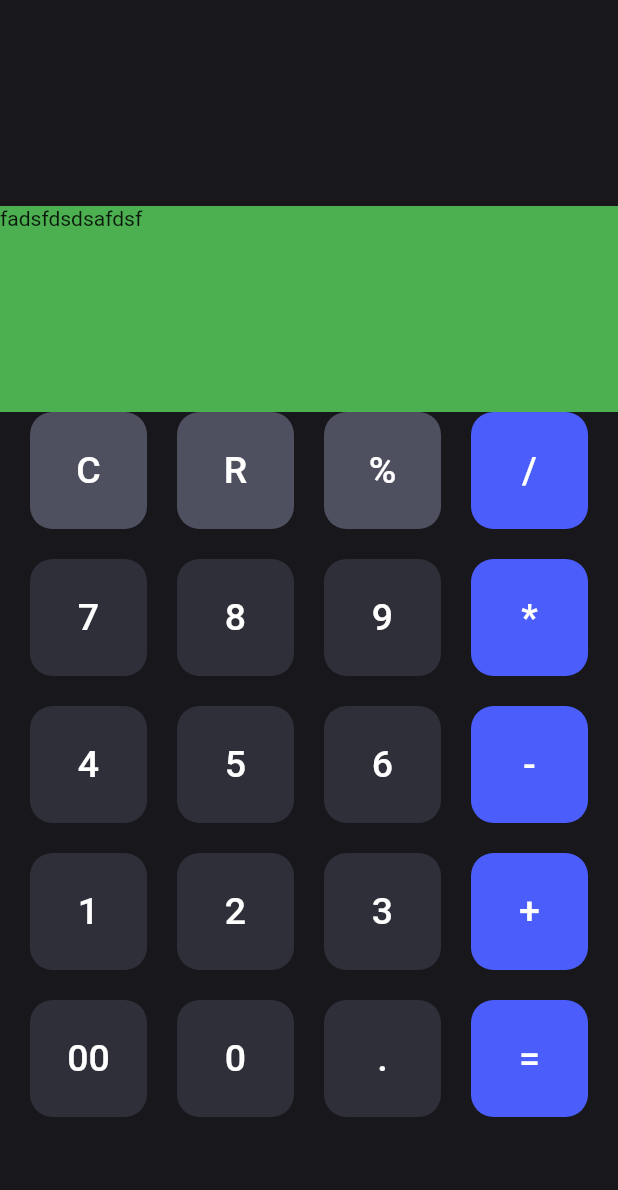
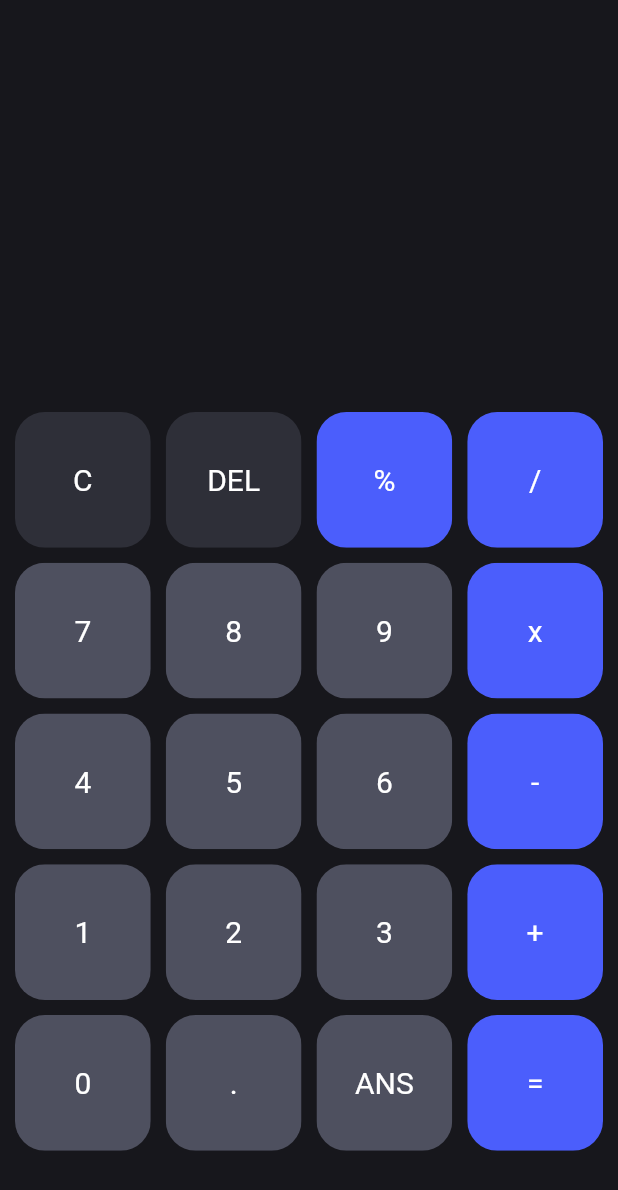
Before and after one commit to thejorabek/calculator, a Flutter app: the CalculatorView screen opened directly, on a phone screen of 412 x 824 dp. Shown: the top 1190 px of the screen. Run offline on Flutter 3.47's test engine with Material 2 defaults, Android fonts, the phone set to English and light mode, and no system bars; our stand-ins replace flutter_bloc, math_expressions.

Commit message:
Some changes

```diff
--- a/lib/calculator_cubit/calculator_view.dart
+++ b/lib/calculator_cubit/calculator_view.dart
@@ -1,6 +1,4 @@
-import 'package:calculator/calculator_cubit/calculator_state.dart';
-import 'package:calculator/constants/list.dart';
-import 'package:calculator/logic/funcs.dart';
+import 'package:calculator/widgets/widget.dart';
 import 'package:flutter/material.dart';
 import 'package:math_expressions/math_expressions.dart';
 
@@ -12,108 +10,144 @@ class CalculatorView extends StatefulWidget {
 }
 
 class _CalculatorViewState extends State<CalculatorView> {
-  String equation = "0";
-  String result = "0";
-  String expression = "";
-  double equationFontSize = 38.0;
-  double resultFontSize = 48.0;
-
-  buttonPressed(String buttonText) {
-    setState(() {
-      if (buttonText == "C") {
-        equation = "0";
-        result = "0";
-        equationFontSize = 38.0;
-        resultFontSize = 48.0;
-      } else if (buttonText == "⌫") {
-        equationFontSize = 48.0;
-        resultFontSize = 38.0;
-        equation = equation.substring(0, equation.length - 1);
-        if (equation == "") {
-          equation = "0";
-        }
-      } else if (buttonText == "=") {
-        equationFontSize = 38.0;
-        resultFontSize = 48.0;
-
-        expression = equation;
-        expression = expression.replaceAll('×', '*');
-        expression = expression.replaceAll('÷', '/');
-
-        try {
-          Parser p = Parser();
-          Expression exp = p.parse(expression);
-
-          ContextModel cm = ContextModel();
-          result = '${exp.evaluate(EvaluationType.REAL, cm)}';
-        } catch (e) {
-          result = "Error";
-        }
-      } else {
-        equationFontSize = 48.0;
-        resultFontSize = 38.0;
-        if (equation == "0") {
-          equation = buttonText;
-        } else {
-          equation = equation + buttonText;
-        }
-      }
-    });
-  }
+  var userQuestion = '';
+  var userAnswer = '';
+  final myTextStyle = TextStyle(fontSize: 30, color: Colors.deepPurple);
+  final List<String> buttons = [
+    'C',
+    'DEL',
+    '%',
+    '/',
+    '7',
+    '8',
+    '9',
+    'x',
+    '4',
+    '5',
+    '6',
+    '-',
+    '1',
+    '2',
+    '3',
+    '+',
+    '0',
+    '.',
+    'ANS',
+    '=',
+  ];
 
   @override
   Widget build(BuildContext context) {
     return Scaffold(
-        backgroundColor: Color(0xFF17171C),
+      backgroundColor: const Color(0xFF17171C),
       body: Column(children: [
         Expanded(
+            child: Container(
           child: Padding(
-                padding: const EdgeInsets.only(top: 75, left: 330),
-                child: SizedBox(
+            padding: EdgeInsets.all(20),
+            child: Column(
+                mainAxisAlignment: MainAxisAlignment.spaceEvenly,
+                children: [
+                  SizedBox(height: 10),
+                  Container(
                     child: Text(
-                    '',
-                    style: TextStyle(color: Colors.white, fontSize: 35),
+                      userQuestion,
+                      style: TextStyle(fontSize: 30, color: Colors.white),
                     ),
+                    alignment: Alignment.centerRight,
                   ),
+                  Container(
+                    child: Text(
+                      userAnswer,
+                      style: TextStyle(fontSize: 35, color: Colors.white),
                     ),
-              flex: 1),
-          Expanded(
-              flex: 1,
-              child: Container(
-                width: double.infinity,
-                color: Colors.green,
-                child: Text('fadsfdsdsafdsf'),
+                    alignment: Alignment.centerRight,
+                  ),
+                ]),
+          ),
         )),
         Expanded(
-              flex: 4,
+          flex: 2,
           child: Container(
-                margin: EdgeInsets.symmetric(horizontal: 20),
+            margin: EdgeInsets.symmetric(horizontal: 10),
+            child: Center(
                 child: GridView.builder(
-                    gridDelegate:
-                        const SliverGridDelegateWithMaxCrossAxisExtent(
-                            maxCrossAxisExtent: 100,
-                            childAspectRatio: 3 / 3,
-                            crossAxisSpacing: 20,
-                            mainAxisSpacing: 20),
-                    itemCount: 20,
-                    itemBuilder: (BuildContext ctx, index) {
-                      return GestureDetector(
-                        child: Container(
-                          alignment: Alignment.center,
-                          decoration: BoxDecoration(
-                              color: Functions.checkColor(index),
-                              borderRadius: BorderRadius.circular(15)),
-                          child: Text(
-                            ListItems.items[index].toString(),
-                            style: TextStyle(
-                                color: Colors.white,
-                                fontSize: 25,
-                                fontWeight: FontWeight.w500),
+                    itemCount: buttons.length,
+                    gridDelegate: SliverGridDelegateWithFixedCrossAxisCount(
+                        crossAxisCount: 4,
+                        crossAxisSpacing: 10,
+                        mainAxisSpacing: 10),
+                    itemBuilder: (context, index) {
+                      if (index == 0) {
+                        return MyButton(
+                          buttonTapped: () {
+                            setState(() {
+                              userQuestion = '';
+                              userAnswer = '';
+                            });
+                          },
+                          color: Color(0xFF2E2F38),
+                          textColor: Colors.white,
+                          buttonText: buttons[index],
+                        );
+                      } else if (index == 1) {
+                        return MyButton(
+                          buttonTapped: () {
+                            setState(() {
+                              userQuestion = userQuestion.substring(
+                                  0, userQuestion.length - 1);
+                            });
+                          },
+                          color: Color(0xFF2E2F38),
+                          textColor: Colors.white,
+                          buttonText: buttons[index],
+                        );
+                      } else if (index == buttons.length - 1) {
+                        return MyButton(
+                          buttonTapped: () {
+                            setState(() {
+                              equalPressed();
+                            });
+                          },
+                          color: Color(0xFF4B5EFC),
+                          textColor: Colors.white,
+                          buttonText: buttons[index],
+                        );
+                      } else {
+                        return MyButton(
+                          buttonTapped: () {
+                            setState(() {
+                              userQuestion += buttons[index];
+                            });
+                          },
+                          color: isOperator(buttons[index])
+                              ? Color(0xFF4B5EFC)
+                              : Color(0xFF4E505F),
+                          textColor: Colors.white,
+                          buttonText: buttons[index],
+                        );
+                      }
+                    })),
           ),
-                        ),
+        )
+      ]),
     );
-                    }),
-              ))
-        ]));
+  }
+
+  bool isOperator(String x) {
+    if (x == '%' || x == '/' || x == 'x' || x == '-' || x == '+' || x == '=') {
+      return true;
+    }
+    return false;
+  }
+
+  void equalPressed() {
+    String finalQuestion = userQuestion;
+    finalQuestion = finalQuestion.replaceAll('x', '*');
+    Parser p = Parser();
+    Expression exp = p.parse(finalQuestion);
+    ContextModel cm = ContextModel();
+    double eval = exp.evaluate(EvaluationType.REAL, cm);
+    userAnswer = eval.toString();
   }
 }
--- a/lib/main.dart
+++ b/lib/main.dart
@@ -1,6 +1,5 @@
 import 'package:calculator/calculator_cubit/calculator_cubit.dart';
 import 'package:calculator/calculator_cubit/calculator_view.dart';
-import 'package:calculator/calculator_cubit/view.dart';
 import 'package:flutter/material.dart';
 import 'package:flutter_bloc/flutter_bloc.dart';
 
@@ -16,7 +15,7 @@ class MyApp extends StatelessWidget {
     return BlocProvider(
       create: (context) => CalculatorCubit(),
       child: MaterialApp(
-        home: View(),
+        home: CalculatorView(),
         debugShowCheckedModeBanner: false,
       ),
     );
```
Also changed, not shown: lib/calculator_cubit/view.dart (deleted, +0 -152 lines), lib/calculator_cubit/calculator_state.dart (line endings or trailing spaces). Lines whose indentation alone changed are shown as unchanged.
